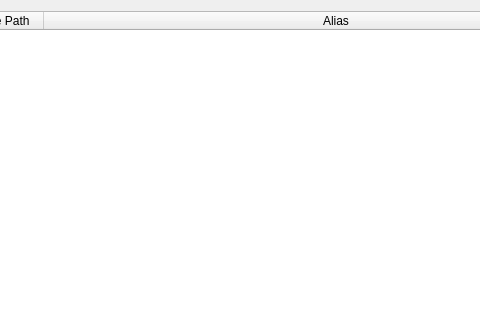
Before: the Qt Designer form gui/views/loadSimulationTree.ui in feslima/metacontrol, drawn with Qt 5; both pictures show x 384 to 864 and y 0 to 320 of the 1024 by 768 pixel window.
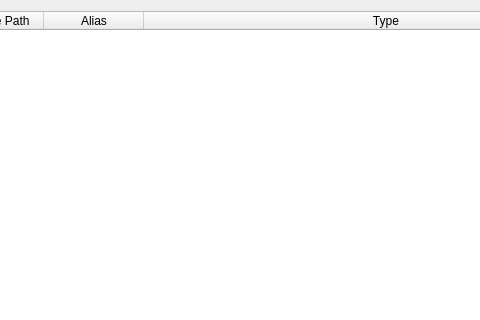
After: the same form once the commit is applied.

Commit message: minor modifications on loadsimtree and sketches of new tabs

What changed in the file:
```diff
--- a/gui/views/loadSimulationTree.ui
+++ b/gui/views/loadSimulationTree.ui
@@ -93,6 +93,11 @@
        <string>Alias</string>
       </property>
      </column>
+     <column>
+      <property name="text">
+       <string>Type</string>
+      </property>
+     </column>
     </widget>
    </item>
    <item row="1" column="2">
```
Left out of the diff: 5 changed lines with no effect on the pictures. The commit also changes 5 other files.
